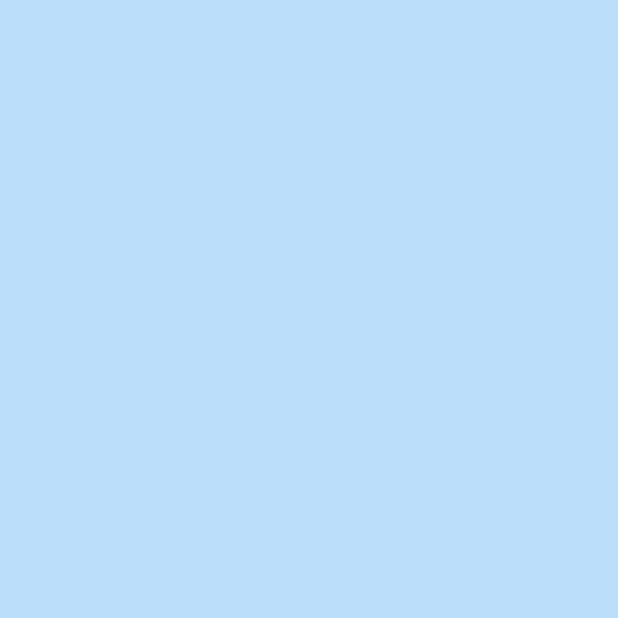
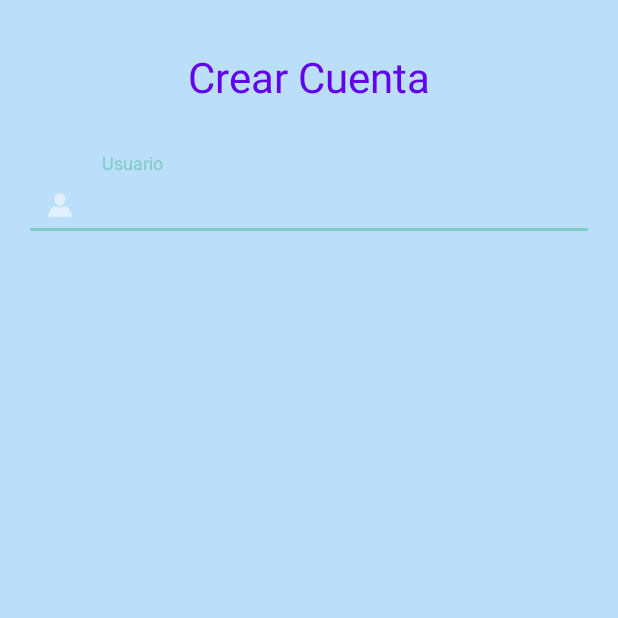
Before and after one commit to LaloTellez19/Covid, an Android app: the crearcuenta screen opened directly, with no data from a screen before it, on a phone screen of 412 x 824 dp, the top half of it. Before the commit the part shown is empty. Run offline under Robolectric (Android 15) with nearby library versions, the phone set to English and light mode, and no system bars.

Commit message:
Add login ui with user field.

```diff
--- a/app/build.gradle
+++ b/app/build.gradle
@@ -31,4 +31,5 @@ dependencies {
     testImplementation 'junit:junit:4.12'
     androidTestImplementation 'androidx.test.ext:junit:1.1.1'
     androidTestImplementation 'androidx.test.espresso:espresso-core:3.2.0'
+    implementation 'com.google.android.material:material:1.1.0'
 }
--- a/app/src/main/res/layout/activity_crearcuenta.xml
+++ b/app/src/main/res/layout/activity_crearcuenta.xml
@@ -5,4 +5,40 @@
     android:layout_width="match_parent"
     android:layout_height="match_parent"
     android:background="@color/fondo"
-    tools:context=".crearcuenta" />
+    tools:context=".crearcuenta" >
+
+    <TextView
+        android:id="@+id/titleTv"
+        android:layout_width="wrap_content"
+        android:layout_height="wrap_content"
+        android:layout_marginTop="32dp"
+        android:layout_marginStart="16dp"
+        android:layout_marginEnd="16dp"
+        android:text="@string/Crearcuenta"
+        android:textColor="@color/colorPrimary"
+        android:textSize="28sp"
+        app:layout_constraintTop_toTopOf="parent"
+        app:layout_constraintStart_toStartOf="parent"
+        app:layout_constraintEnd_toEndOf="parent"/>
+
+    <com.google.android.material.textfield.TextInputLayout
+        android:id="@+id/userTil"
+        android:layout_width="match_parent"
+        android:layout_height="wrap_content"
+        android:hint="Usuario"
+        android:layout_marginTop="32dp"
+        android:layout_marginStart="16dp"
+        android:layout_marginEnd="16dp"
+        app:startIconDrawable="@mipmap/usuario"
+        app:layout_constraintTop_toBottomOf="@id/titleTv"
+        app:layout_constraintStart_toStartOf="parent"
+        app:layout_constraintEnd_toEndOf="parent">
+
+        <com.google.android.material.textfield.TextInputEditText
+            android:id="@+id/userEt"
+            android:layout_width="match_parent"
+            android:layout_height="wrap_content"
+            />
+
+    </com.google.android.material.textfield.TextInputLayout>
+</androidx.constraintlayout.widget.ConstraintLayout>
--- a/build.gradle
+++ b/build.gradle
@@ -9,7 +9,6 @@ buildscript {
     }
     dependencies {
         classpath 'com.android.tools.build:gradle:3.6.3'
-
 
         // NOTE: Do not place your application dependencies here; they belong
         // in the individual module build.gradle files
```
Also changed, not shown: app/src/main/res/mipmap-hdpi/usuario.png.
